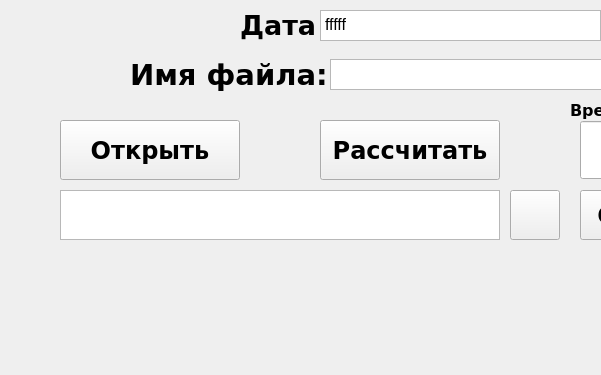
Above: main.ui from kozlov174/raspberry_app before the change; both pictures show x 0 to 601 and y 0 to 375 of the 800 by 1200 pixel window. Below: the same form after it.
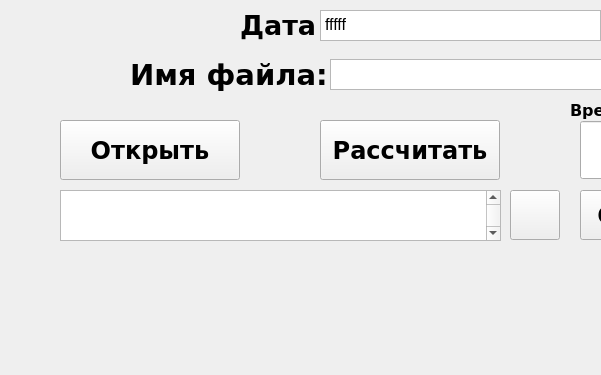
That is the form after the change. Icons and pictures are not drawn. Custom widgets are drawn as their Qt base class.

Commit message: do base sheet rows

```diff
--- a/main.ui
+++ b/main.ui
@@ -698,18 +698,18 @@
      <string/>
     </property>
    </widget>
-   <widget class="QTextEdit" name="textEdit">
+   <widget class="QPlainTextEdit" name="sheet_name">
     <property name="geometry">
      <rect>
       <x>60</x>
       <y>190</y>
-      <width>440</width>
-      <height>50</height>
+      <width>441</width>
+      <height>51</height>
      </rect>
     </property>
     <property name="font">
      <font>
-      <pointsize>20</pointsize>
+      <pointsize>28</pointsize>
      </font>
     </property>
    </widget>
```
The commit also changes 1 other file.
